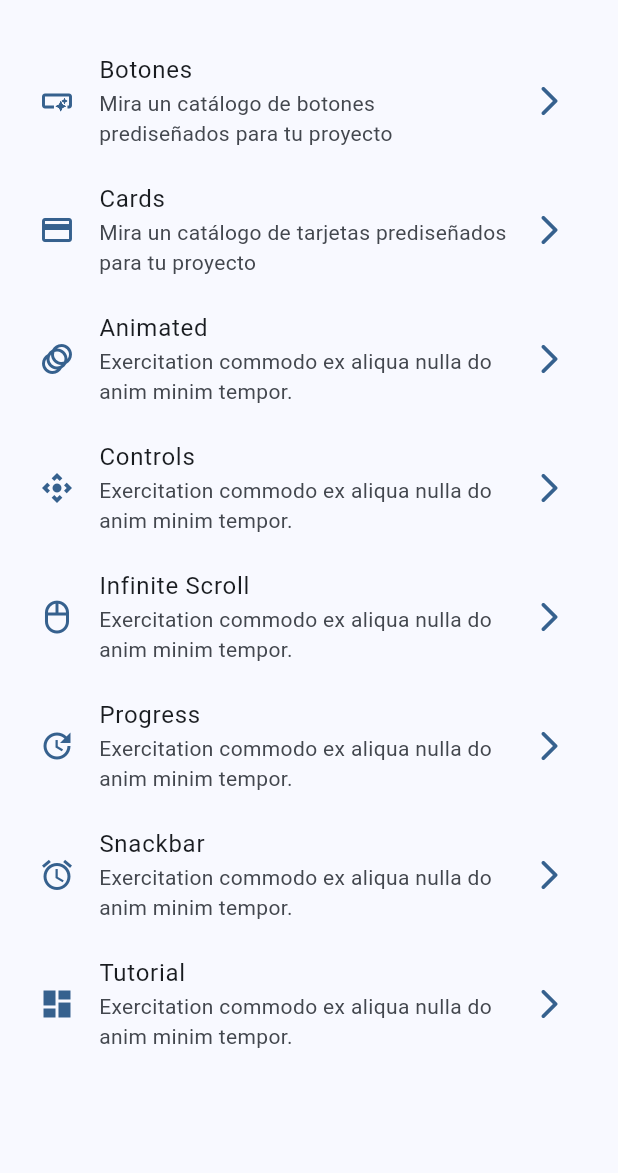
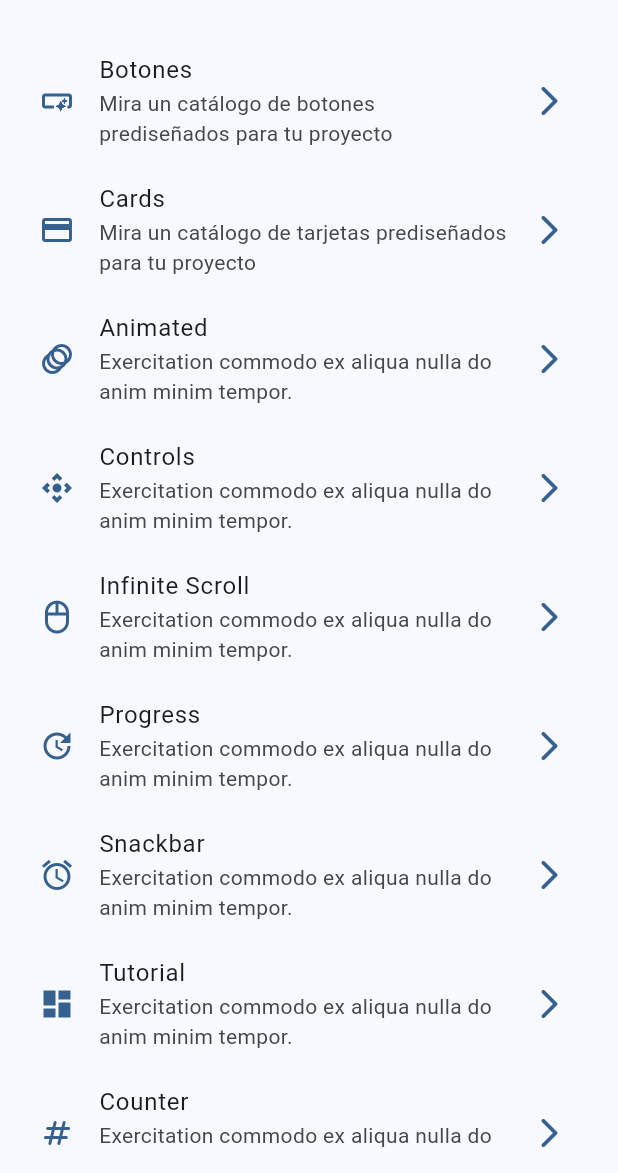
Before and after one commit to yeinsdavid09/ui_library, a Flutter app: the screen it shows after launch, on a phone screen of 412 x 824 dp, the part 63-1236 px from its top. Run offline on Flutter 3.47's test engine with Material 3 defaults, Android fonts, the phone set to English and light mode, and no system bars; our stand-ins replace animate_do, flutter_riverpod, go_router.

Commit message:
feat/(counter) create counter example/change theme

```diff
--- a/lib/configs/index.dart
+++ b/lib/configs/index.dart
@@ -5,5 +5,8 @@ export 'package:ui_library/configs/theme/app_colors.theme.dart';
 
 //#endregion
 
-//#region ----------------------------------- Router ---------------------------------
+//#region ----------------------------------- Providers ---------------------------------
+
+export 'package:ui_library/configs/providers/theme.provider.dart';
+
 //#endregion
--- /dev/null
+++ b/lib/configs/providers/theme.provider.dart
@@ -0,0 +1,4 @@
+import 'package:flutter/material.dart';
+import 'package:flutter_riverpod/flutter_riverpod.dart';
+
+final brightnessProvider = StateProvider<Brightness>((ref) => Brightness.light);
--- a/lib/configs/router/app.router.dart
+++ b/lib/configs/router/app.router.dart
@@ -11,6 +11,7 @@ import 'package:ui_library/modules/infinite_scroll/index.dart';
 import 'package:ui_library/modules/progress/index.dart';
 import 'package:ui_library/modules/snackbar/index.dart';
 import 'package:ui_library/modules/tutorial/index.dart';
+import 'package:ui_library/modules/counter/index.dart';
 
 final GoRouter appRouter = GoRouter(
   initialLocation: '/',
@@ -78,5 +79,12 @@ final GoRouter appRouter = GoRouter(
         return const TutorialScreen();
       },
     ),
+    GoRoute(
+      path: '/counter',
+      name: CounterScreen.routeName,
+      builder: (BuildContext context, GoRouterState state) {
+        return const CounterScreen();
+      },
+    ),
   ],
 );
--- a/lib/main.dart
+++ b/lib/main.dart
@@ -1,12 +1,13 @@
 import 'package:flutter/material.dart';
+import 'package:flutter_riverpod/flutter_riverpod.dart';
 
 //* Configs
 import 'package:ui_library/configs/index.dart';
 import 'package:ui_library/configs/router/app.router.dart';
 
-void main() => runApp(const MyApp());
+void main() => runApp(const ProviderScope(child: MyApp()));
 
-class MyApp extends StatelessWidget {
+class MyApp extends ConsumerWidget {
   //#region --------------------------------- Hooks ---------------------------------
 
   const MyApp({super.key});
@@ -16,13 +17,23 @@ class MyApp extends StatelessWidget {
   //#region --------------------------------- Methods ---------------------------------
 
   @override
-  Widget build(BuildContext context) {
+  Widget build(BuildContext context, WidgetRef ref) {
+    //#region ----------------------------------- Variables ---------------------------------
+
+    final Brightness brightness = ref.watch(brightnessProvider);
+
+    //#endregion
+
+    //#region --------------------------------- Return ---------------------------------
+
     return MaterialApp.router(
       routerConfig: appRouter,
-      theme: AppTheme(colorSeed: 1, brightness: Brightness.light).getTheme(),
+      theme: AppTheme(colorSeed: 1, brightness: brightness).getTheme(),
       debugShowCheckedModeBanner: false,
       title: 'Ui Library',
     );
+
+    //#endregion
   }
 
   //#endregion
--- /dev/null
+++ b/lib/modules/counter/index.dart
@@ -0,0 +1,5 @@
+//#region --------------------------------- Screens ---------------------------------
+
+export 'package:ui_library/modules/counter/screens/counter.screen.dart';
+
+//#endregion
--- /dev/null
+++ b/lib/modules/counter/providers/counter.provider.dart
@@ -0,0 +1,3 @@
+import 'package:flutter_riverpod/flutter_riverpod.dart';
+
+final counterProvider = StateProvider<int>((ref) => 0);
--- a/lib/modules/home/services/items.api.dart
+++ b/lib/modules/home/services/items.api.dart
@@ -52,4 +52,10 @@ List<MenuItemsModel> menuItems = [
     link: '/tutorial',
     icon: Icons.dashboard,
   ),
+  const MenuItemsModel(
+    title: 'Counter',
+    description: 'Exercitation commodo ex aliqua nulla do anim minim tempor.',
+    link: '/counter',
+    icon: Icons.numbers_rounded,
+  ),
 ];
--- a/pubspec.yaml
+++ b/pubspec.yaml
@@ -36,6 +36,7 @@ dependencies:
   cupertino_icons: ^1.0.8
   go_router: ^14.8.1
   animate_do: ^4.2.0
+  flutter_riverpod: ^2.6.1
 
 dev_dependencies:
   flutter_test:
```
Also changed, not shown: lib/modules/counter/screens/counter.screen.dart (added, +94 -0 lines), pubspec.lock.
